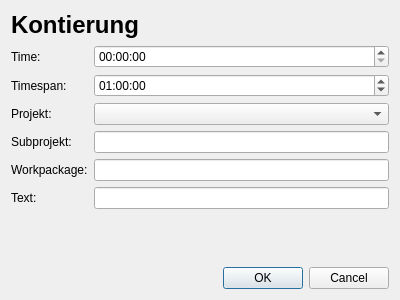
Above: dialogs/kontierungdialog.ui from qohelet/QtZeiterfassung before the change. Below: the same form after it.
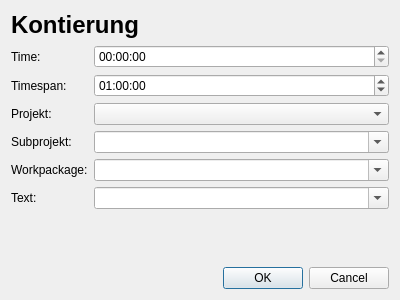
That is the form after the change.

Commit message: Replaced lineEdits with comboBoxes in KontierungDialog

Patch:
```diff
--- a/dialogs/kontierungdialog.ui
+++ b/dialogs/kontierungdialog.ui
@@ -108,13 +108,34 @@
       <widget class="QComboBox" name="comboBoxProjekt"/>
      </item>
      <item row="3" column="1">
-      <widget class="QLineEdit" name="lineEditSubprojekt"/>
+      <widget class="QComboBox" name="comboBoxSubprojekt">
+       <property name="editable">
+        <bool>true</bool>
+       </property>
+       <property name="insertPolicy">
+        <enum>QComboBox::NoInsert</enum>
+       </property>
+      </widget>
      </item>
      <item row="4" column="1">
-      <widget class="QLineEdit" name="lineEditWorkpackage"/>
+      <widget class="QComboBox" name="comboBoxWorkpackage">
+       <property name="editable">
+        <bool>true</bool>
+       </property>
+       <property name="insertPolicy">
+        <enum>QComboBox::NoInsert</enum>
+       </property>
+      </widget>
      </item>
      <item row="5" column="1">
-      <widget class="QLineEdit" name="lineEditText"/>
+      <widget class="QComboBox" name="comboBoxText">
+       <property name="editable">
+        <bool>true</bool>
+       </property>
+       <property name="insertPolicy">
+        <enum>QComboBox::NoInsert</enum>
+       </property>
+      </widget>
      </item>
     </layout>
    </item>
```
Left out of the diff: 9 changed lines with no effect on the pictures. The commit also changes 6 other files.
